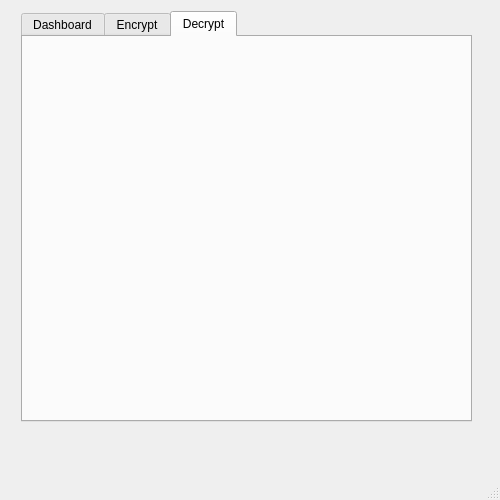
nickgalante/CorbeClient, file Forms/mainwindow.ui: the form before one commit.
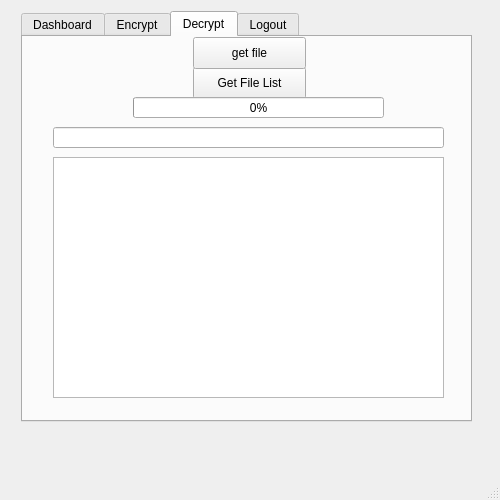
The form after the commit. The open tabs and pages were chosen to show the change.

Commit message: Upload file. Return File List

```diff
--- a/Forms/mainwindow.ui
+++ b/Forms/mainwindow.ui
@@ -229,23 +229,74 @@
            </rect>
           </property>
          </widget>
-         <widget class="QPushButton" name="getFileButton">
-          <property name="geometry">
-           <rect>
-            <x>170</x>
-            <y>50</y>
-            <width>113</width>
-            <height>32</height>
-           </rect>
-          </property>
-          <property name="text">
-           <string>Get File List</string>
-          </property>
-         </widget>
         </widget>
         <widget class="QWidget" name="Decrypt">
          <attribute name="title">
           <string>Decrypt</string>
+         </attribute>
+         <widget class="QPushButton" name="getFileButton">
+          <property name="geometry">
+           <rect>
+            <x>170</x>
+            <y>30</y>
+            <width>113</width>
+            <height>32</height>
+           </rect>
+          </property>
+          <property name="text">
+           <string>Get File List</string>
+          </property>
+         </widget>
+         <widget class="QPushButton" name="getFile">
+          <property name="geometry">
+           <rect>
+            <x>170</x>
+            <y>0</y>
+            <width>113</width>
+            <height>32</height>
+           </rect>
+          </property>
+          <property name="text">
+           <string>get file</string>
+          </property>
+         </widget>
+         <widget class="QProgressBar" name="downloadProgress">
+          <property name="geometry">
+           <rect>
+            <x>110</x>
+            <y>60</y>
+            <width>251</width>
+            <height>21</height>
+           </rect>
+          </property>
+          <property name="value">
+           <number>0</number>
+          </property>
+         </widget>
+         <widget class="QListView" name="fileList">
+          <property name="geometry">
+           <rect>
+            <x>30</x>
+            <y>120</y>
+            <width>391</width>
+            <height>241</height>
+           </rect>
+          </property>
+         </widget>
+         <widget class="QLineEdit" name="fileName">
+          <property name="geometry">
+           <rect>
+            <x>30</x>
+            <y>90</y>
+            <width>391</width>
+            <height>21</height>
+           </rect>
+          </property>
+         </widget>
+        </widget>
+        <widget class="QWidget" name="Logout">
+         <attribute name="title">
+          <string>Logout</string>
          </attribute>
         </widget>
        </widget>
```
Left out of the diff: 15 changed lines with no effect on the pictures. The commit also changes 4 other files.
